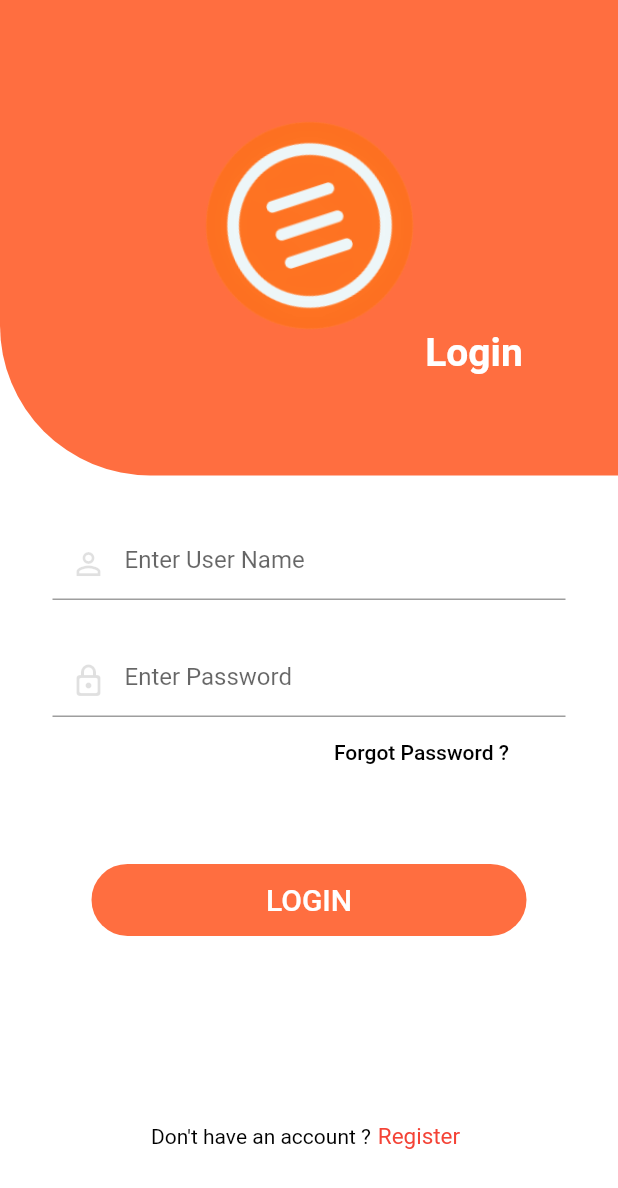
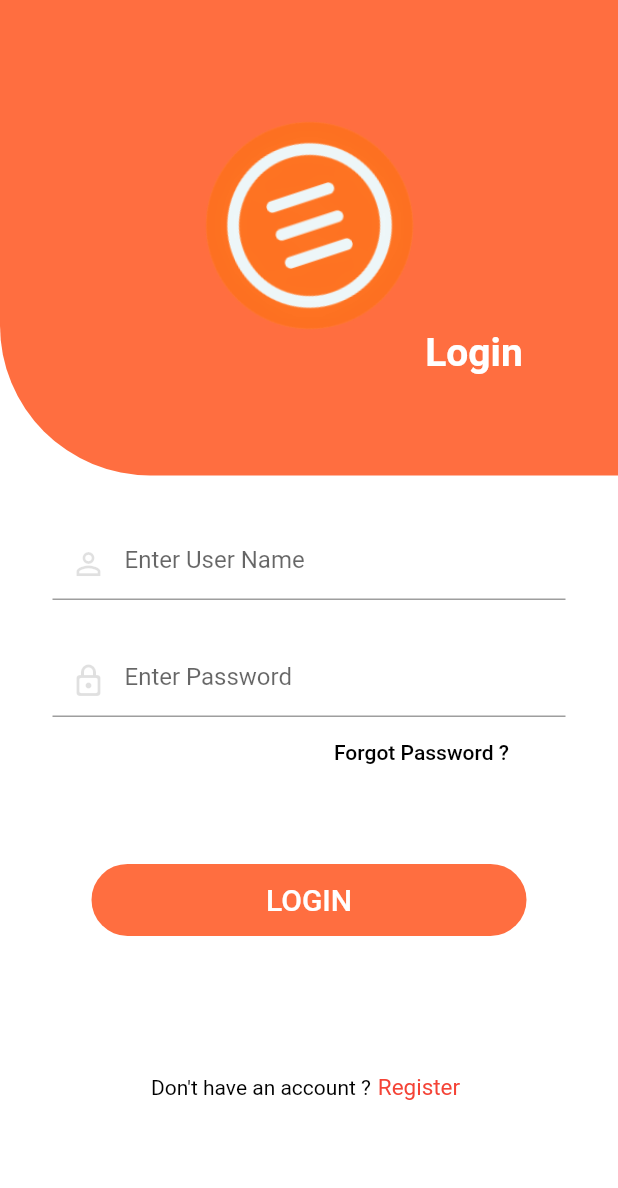
Before and after one commit to gopikrishna510/Shopping_App_Flutter1, a Flutter app: the screen it shows after launch, after a tap on "LOGIN", on a phone screen of 412 x 824 dp. Shown: the top 1188 px of the screen. Run offline on Flutter 3.47's test engine with Material 2 defaults, Android fonts, the phone set to English and light mode, and no system bars; our stand-ins replace shared_preferences, sqflite; missing offline and left inert: universal_html; accounts and stored records are empty.

```diff
--- a/lib/Pages/loginpage.dart
+++ b/lib/Pages/loginpage.dart
@@ -110,6 +110,9 @@ class _LoginPageState extends State<LoginPage> {
 
   Widget loginPageCustomForAndroid(BuildContext context) {
     return SingleChildScrollView(
+      child: SizedBox(
+        width:width,
+          height: height,
           child: Column(
             children: [
               Container(
@@ -243,6 +246,10 @@ class _LoginPageState extends State<LoginPage> {
                             /* Navigator.push(context,
                                 MaterialPageRoute(builder: (context) => const HomePage()));*/
                           }
+                          else{
+                            ScaffoldMessenger.of(context)
+                                .showSnackBar(const SnackBar(content: Text("Black Field Not Allowed")));
+                          }
                         },
                       ),
                     ),
@@ -250,7 +257,7 @@ class _LoginPageState extends State<LoginPage> {
                       mainAxisAlignment: MainAxisAlignment.center,
                       children: [
                         Container(
-                      padding: const EdgeInsets.only(top: 110.0, left: 0),
+                          padding: const EdgeInsets.only(top: 77.0, left: 0),
                           child: const Text(
                             "Don't have an account ?",
                             style: TextStyle(
@@ -260,7 +267,7 @@ class _LoginPageState extends State<LoginPage> {
                           ),
                         ),
                         Container(
-                      padding: const EdgeInsets.only(top: 110.0, left: 0),
+                          padding: const EdgeInsets.only(top: 77.0, left: 0),
                           margin: const EdgeInsets.only(right: 0, left: 0),
                           /* child: FlatButton(
                         textColor: Colors.red,
@@ -296,6 +303,7 @@ class _LoginPageState extends State<LoginPage> {
                 ),
               ),
             ],
+          )
       ),
     );
   }
@@ -317,8 +325,8 @@ class _LoginPageState extends State<LoginPage> {
             ),
             Center(
               child: Container(
-                margin: EdgeInsets.all(10),
-                padding: EdgeInsets.all(10),
+                margin: const EdgeInsets.all(10),
+                padding: const EdgeInsets.all(10),
                 decoration: BoxDecoration(
                   color: Colors.white,
                   borderRadius: BorderRadius.circular(10),
@@ -463,17 +471,14 @@ class _LoginPageState extends State<LoginPage> {
 
   //CREATE FUNCITON TO CALL LOGIN POST API
   Future<void> login() async {
-    print("login method called ");
     if (passwordController.text.isNotEmpty &&
         usernameController.text.isNotEmpty) {
-      print("login method called----1 ");
       var response = await http.post(Uri.parse("https://regres.in/api/login"),
           body: ({
             'email': usernameController.text,
             'password': passwordController.text
           }));
-      if (response.statusCode == 200) {
-        print("login method called-----2 ");
+      if (response.statusCode == 302) {
         Navigator.push(
             context,
             MaterialPageRoute(
@@ -481,11 +486,11 @@ class _LoginPageState extends State<LoginPage> {
                     HomePage(title: usernameController.text)));
       } else {
         ScaffoldMessenger.of(context)
-            .showSnackBar(SnackBar(content: Text("Invalid Credentials.")));
+            .showSnackBar(const SnackBar(content: Text("Invalid Credentials."),),);
       }
     } else {
       ScaffoldMessenger.of(context)
-          .showSnackBar(SnackBar(content: Text("Black Field Not Allowed")));
+          .showSnackBar(const SnackBar(content: Text("Black Field Not Allowed"),),);
     }
   }
 }
```
Lines whose indentation alone changed are shown as unchanged.
